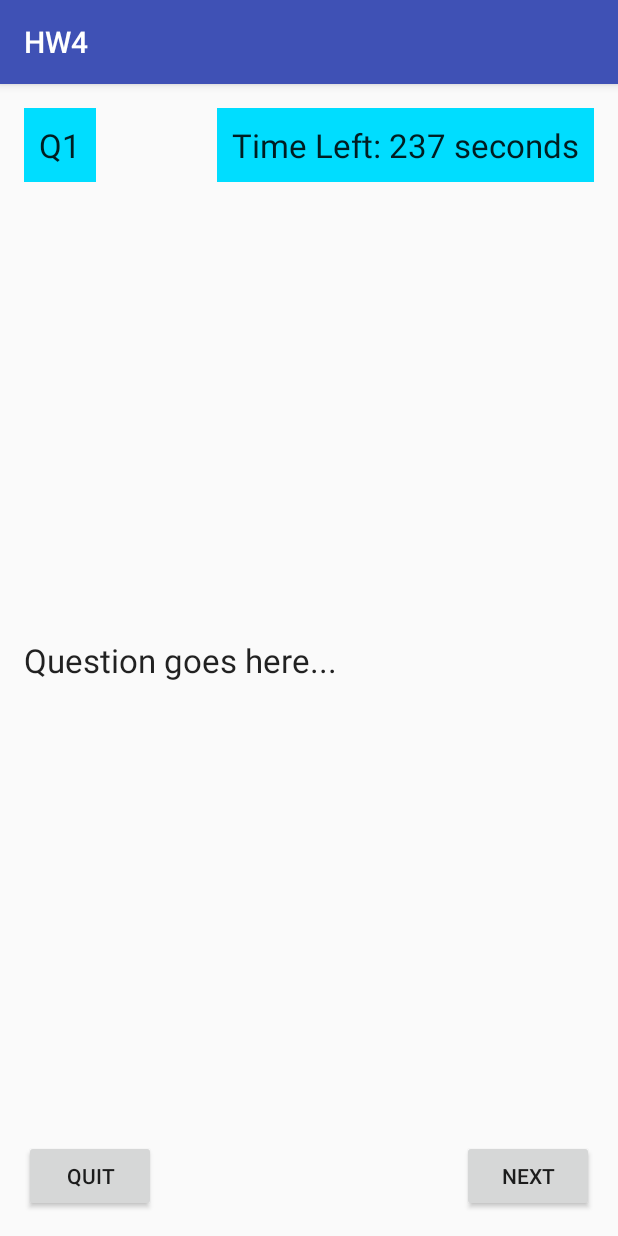
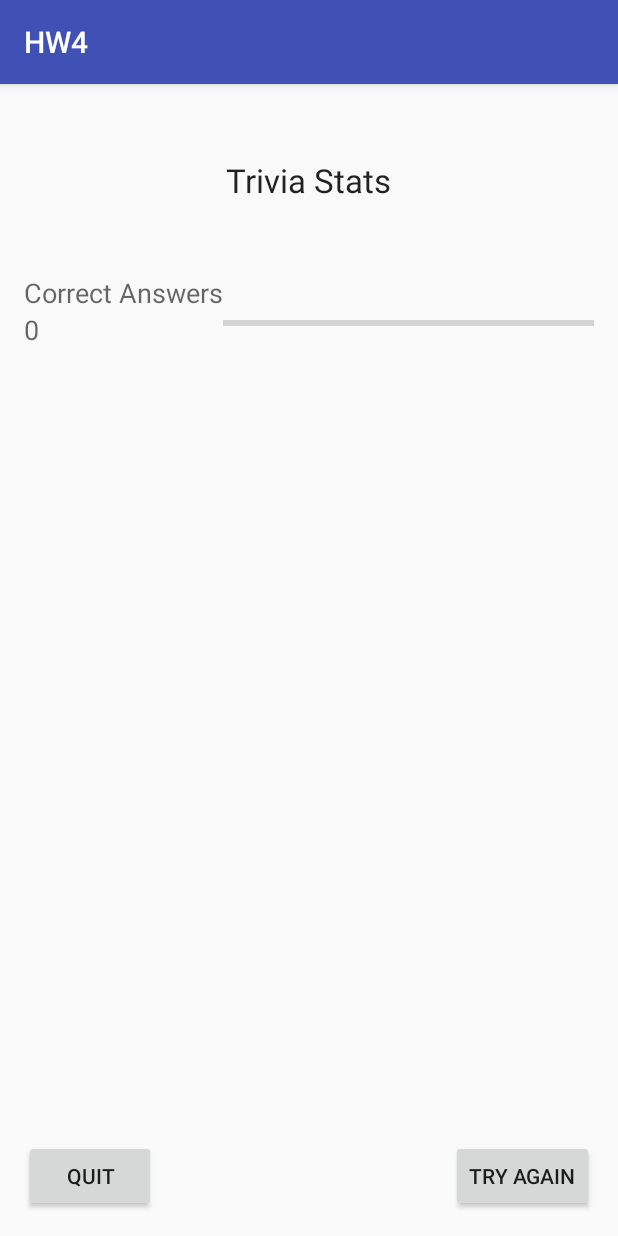
Before and after one commit to shanbutler/ITCS4180HW, an Android app: the TriviaActivity screen opened directly, with no data from a screen before it, after a tap on "NEXT", on a phone screen of 412 x 824 dp. Run offline under Robolectric (Android 15) with nearby library versions, the phone set to English and light mode, and no system bars; 4 statements that could not run were skipped.

Commit message:
Stats screen crashes, does't show debug logs on why it crashed

```diff
--- a/HW4/app/src/main/AndroidManifest.xml
+++ b/HW4/app/src/main/AndroidManifest.xml
@@ -17,7 +17,8 @@
                 <category android:name="android.intent.category.LAUNCHER" />
             </intent-filter>
         </activity>
-        <activity android:name=".TriviaActivity"></activity>
+        <activity android:name=".TriviaActivity" />
+        <activity android:name=".Stats"></activity>
     </application>
 
 </manifest>
--- a/HW4/app/src/main/java/com/example/shan/hw4/AsyncJSONGet.java
+++ b/HW4/app/src/main/java/com/example/shan/hw4/AsyncJSONGet.java
@@ -68,7 +68,11 @@ public class AsyncJSONGet extends AsyncTask<String, Void, ArrayList<Question>> {
 
                     int id = questionJSON.getInt("id");
                     String text = questionJSON.getString("text");
-                    String imageUrl = questionJSON.getString("image");
+
+                    String imageUrl = null;
+
+                    if (questionJSON.has("image"))
+                        imageUrl = questionJSON.getString("image");
 
                     JSONObject choicesJSON = questionJSON.getJSONObject("choices");
                     int answer = choicesJSON.getInt("answer");
--- a/HW4/app/src/main/java/com/example/shan/hw4/Stats.java
+++ b/HW4/app/src/main/java/com/example/shan/hw4/Stats.java
@@ -1,13 +1,62 @@
 package com.example.shan.hw4;
 
+import android.content.Intent;
 import android.support.v7.app.AppCompatActivity;
 import android.os.Bundle;
+import android.util.Log;
+import android.view.View;
+import android.widget.Button;
+import android.widget.ProgressBar;
+import android.widget.TextView;
+
+import org.w3c.dom.Text;
+
+import java.util.ArrayList;
 
 public class Stats extends AppCompatActivity {
+
+    int numCorrect;
+    int totalQuestions;
+    TextView numCorrectText;
+    ProgressBar numCorrectProgress;
+    Button exitButton;
+    Button tryAgainButton;
 
     @Override
     protected void onCreate(Bundle savedInstanceState) {
         super.onCreate(savedInstanceState);
         setContentView(R.layout.activity_stats);
+
+        numCorrectText = (TextView) findViewById(R.id.countdownTextView);
+        numCorrectProgress = (ProgressBar) findViewById(R.id.correctAnswersProg);
+        exitButton = (Button) findViewById(R.id.quitButtonStats);
+        tryAgainButton = (Button) findViewById(R.id.tryAgainButton);
+
+        Bundle extras = getIntent().getExtras();
+
+        if(getIntent().getExtras() != null) {
+            if(extras.containsKey(MainActivity.QUESTIONS_KEY)){
+                numCorrect = (int) extras.getSerializable(TriviaActivity.NUMBER_CORRECT);
+                totalQuestions = (int) extras.getSerializable(TriviaActivity.TOTAL_QUESTIONS);
+
+                Log.d("debug", "numCorrect=" + numCorrect + "\ntotalQuestions=" + totalQuestions);
+            } else {
+                Log.d("demo", "nothing passed");
+            }
+        }
+
+        // from MainActivity, exit to home screen on Exit Button press
+        exitButton.setOnClickListener(new View.OnClickListener() {
+            @Override
+            public void onClick(View v) {
+                Intent intent = new Intent(Intent.ACTION_MAIN);
+                intent.addCategory(Intent.CATEGORY_HOME);
+                intent.setFlags(Intent.FLAG_ACTIVITY_NEW_TASK);
+                startActivity(intent);
+            }
+        });
+
+        //numCorrectText.setText(numCorrect + "");
+        //numCorrectProgress.setProgress((totalQuestions / numCorrect));
     }
 }
--- a/HW4/app/src/main/java/com/example/shan/hw4/TriviaActivity.java
+++ b/HW4/app/src/main/java/com/example/shan/hw4/TriviaActivity.java
@@ -20,14 +20,19 @@ public class TriviaActivity extends AppCompatActivity {
 
     ArrayList<Question> questionsList;
     TextView countdownTextView;
+    TextView questionTextView;
+    TextView questionNumView;
     RadioGroup radioGroup;
     ImageView imageView;
-    Button nextbutton;
+    Button nextButton;
+    Button exitButton;
 
-    int numCorrect;
+    int numCorrect = 0;
+    int answer;
     int questionIndex = 0;
 
     final static String QUESTIONS_KEY = "questionsList";
+    final static String TOTAL_QUESTIONS = "totalQuestions";
     final static String NUMBER_CORRECT = "numberCorrect";
 
     @Override
@@ -38,15 +43,17 @@ public class TriviaActivity extends AppCompatActivity {
         countdownTextView = (TextView) findViewById(R.id.countdownTextView);
         radioGroup = (RadioGroup) findViewById(R.id.radioGroup);
         imageView = (ImageView) findViewById(R.id.questionImageView);
-        nextbutton = (Button) findViewById(R.id.nextButton);
+        nextButton = (Button) findViewById(R.id.nextButton);
+        questionTextView = (TextView) findViewById(R.id.questionTextView);
+        questionNumView = (TextView) findViewById(R.id.questionNumTextView);
+        exitButton = (Button) findViewById(R.id.quitButton);
 
-        int numCorrect = 0;
         Bundle extras = getIntent().getExtras();
 
         if(getIntent().getExtras() != null) {
             if(extras.containsKey(MainActivity.QUESTIONS_KEY)){
                 questionsList = (ArrayList<Question>) extras.getSerializable(MainActivity.QUESTIONS_KEY);
-            } else{
+            } else {
                 Log.d("demo", "nothing passed");
             }
         }
@@ -58,24 +65,46 @@ public class TriviaActivity extends AppCompatActivity {
             }
 
             public void onFinish() {
-                /*countdownTextView.setText("Time Has Expired!");
+                countdownTextView.setText("Time Has Expired!");
                 Intent triviaIntent = new Intent(TriviaActivity.this, Stats.class);
-                triviaIntent.putExtra(QUESTIONS_KEY, questionsList);
+                triviaIntent.putExtra(TOTAL_QUESTIONS, questionsList.size());
                 triviaIntent.putExtra(NUMBER_CORRECT, numCorrect);
-                startActivity(triviaIntent);*/
+                startActivity(triviaIntent);
                 finish();
             }
         };
+
+        questionIndex = questionsList.size() - 2;
 
         displayQuestion(questionsList.get(questionIndex));
 
         timer.start();
 
-        nextbutton.setOnClickListener(new View.OnClickListener() {
+        nextButton.setOnClickListener(new View.OnClickListener() {
             @Override
             public void onClick(View v) {
-                if (questionIndex < questionsList.size() - 1)
+                if (questionIndex < questionsList.size() - 1) {
+                    if (radioGroup.getCheckedRadioButtonId() == answer) {
+                        numCorrect++;
+                    }
                     displayQuestion(questionsList.get(++questionIndex));
+                } else {
+                    Intent triviaIntent = new Intent(TriviaActivity.this, Stats.class);
+                    triviaIntent.putExtra(TOTAL_QUESTIONS, questionsList.size());
+                    triviaIntent.putExtra(NUMBER_CORRECT, numCorrect);
+                    startActivity(triviaIntent);
+                }
+            }
+        });
+
+        // from MainActivity, exit to home screen on Exit Button press
+        exitButton.setOnClickListener(new View.OnClickListener() {
+            @Override
+            public void onClick(View v) {
+                Intent intent = new Intent(Intent.ACTION_MAIN);
+                intent.addCategory(Intent.CATEGORY_HOME);
+                intent.setFlags(Intent.FLAG_ACTIVITY_NEW_TASK);
+                startActivity(intent);
             }
         });
     }
@@ -87,19 +116,20 @@ public class TriviaActivity extends AppCompatActivity {
             imageView.setImageBitmap(null);
         }
 
-        Log.d("debug", "question=" + question.toString());
+        questionNumView.setText("Q" + question.getId());
 
-        if (question.getChoices() != null) {
-            Log.d("debug", "Hurrah! " + question.getId());
-        } else {
-            Log.d("debug", ":(");
+        questionTextView.setText(question.getText());
+
+        radioGroup.removeAllViews();
+
+        for (int i = 0; i < question.getChoices().size(); i++) {
+            RadioButton r = new RadioButton(this);
+            r.setText(question.getChoices().get(i));
+            r.setId(i + 1);
+
+            radioGroup.addView(r);
         }
 
-        /*for (int i = 0; i < question.getChoices().size(); i++) {
-            RadioButton r = new RadioButton(this);
-            String choice = question.getChoices().get(i);
-
-            radioGroup.addView(r, i);
-        }*/
+        answer = question.getAnswer();
     }
 }
--- a/HW4/app/src/main/res/layout/activity_stats.xml
+++ b/HW4/app/src/main/res/layout/activity_stats.xml
@@ -1,13 +1,82 @@
 <?xml version="1.0" encoding="utf-8"?>
-<RelativeLayout
-    xmlns:android="http://schemas.android.com/apk/res/android"
+<RelativeLayout xmlns:android="http://schemas.android.com/apk/res/android"
     xmlns:tools="http://schemas.android.com/tools"
     android:layout_width="match_parent"
     android:layout_height="match_parent"
+    android:paddingBottom="@dimen/activity_vertical_margin"
     android:paddingLeft="@dimen/activity_horizontal_margin"
     android:paddingRight="@dimen/activity_horizontal_margin"
     android:paddingTop="@dimen/activity_vertical_margin"
-    android:paddingBottom="@dimen/activity_vertical_margin"
     tools:context="com.example.shan.hw4.Stats">
 
+    <TextView
+        android:layout_width="wrap_content"
+        android:layout_height="wrap_content"
+        android:textAppearance="?android:attr/textAppearanceLarge"
+        android:text="@string/triviaStatsTitle"
+        android:id="@+id/textView2"
+        android:layout_alignParentTop="true"
+        android:layout_centerHorizontal="true"
+        android:layout_marginTop="33dp" />
+
+    <TextView
+        android:layout_width="wrap_content"
+        android:layout_height="wrap_content"
+        android:textAppearance="?android:attr/textAppearanceMedium"
+        android:text="@string/correctAnswers"
+        android:id="@+id/textView3"
+        android:layout_marginTop="48dp"
+        android:layout_below="@+id/textView2"
+        android:layout_alignParentLeft="true"
+        android:layout_alignParentStart="true" />
+
+    <TextView
+        android:layout_width="wrap_content"
+        android:layout_height="wrap_content"
+        android:textAppearance="?android:attr/textAppearanceMedium"
+        android:text="@string/correctAnswersPercent"
+        android:id="@+id/correctAnswersPercent"
+        android:layout_below="@+id/textView3"
+        android:layout_alignParentLeft="true"
+        android:layout_alignParentStart="true" />
+
+    <ProgressBar
+        style="?android:attr/progressBarStyleHorizontal"
+        android:layout_width="fill_parent"
+        android:layout_height="wrap_content"
+        android:id="@+id/correctAnswersProg"
+        android:layout_alignTop="@+id/correctAnswersPercent"
+        android:layout_toEndOf="@+id/textView3"
+        android:max="100"
+        android:progress="0"
+        android:indeterminate="false" />
+
+    <TextView
+        android:layout_width="wrap_content"
+        android:layout_height="wrap_content"
+        android:textAppearance="?android:attr/textAppearanceMedium"
+        android:text="@string/answersResposne"
+        android:id="@+id/textView4"
+        android:layout_centerVertical="true"
+        android:layout_alignRight="@+id/textView2"
+        android:layout_alignEnd="@+id/textView2" />
+
+    <Button
+        android:layout_width="wrap_content"
+        android:layout_height="wrap_content"
+        android:text="@string/tryAgainButton"
+        android:id="@+id/tryAgainButton"
+        android:layout_alignParentBottom="true"
+        android:layout_alignParentRight="true"
+        android:layout_alignParentEnd="true" />
+
+    <Button
+        android:layout_width="wrap_content"
+        android:layout_height="wrap_content"
+        android:text="@string/quitTxt"
+        android:id="@+id/quitButtonStats"
+        android:layout_alignParentBottom="true"
+        android:layout_alignParentLeft="true"
+        android:layout_alignParentStart="true" />
+
 </RelativeLayout>
--- a/HW4/app/src/main/res/layout/activity_trivia.xml
+++ b/HW4/app/src/main/res/layout/activity_trivia.xml
@@ -35,12 +35,12 @@
 
     <ImageView
         android:layout_width="match_parent"
-        android:layout_height="match_parent"
+        android:layout_height="200dp"
         android:id="@+id/questionImageView"
         android:layout_below="@+id/questionNumTextView"
+        android:scaleType="fitXY"
         android:layout_centerHorizontal="true"
-        android:layout_marginBottom="250dp"
-        />
+        android:paddingBottom="50dp" />
 
     <TextView
         android:layout_width="wrap_content"
@@ -48,17 +48,18 @@
         android:textAppearance="?android:attr/textAppearanceLarge"
         android:text="Question goes here..."
         android:id="@+id/questionTextView"
-        android:layout_centerVertical="true"
+        android:layout_alignBottom="@+id/questionImageView"
         android:layout_alignParentLeft="true"
-        android:layout_alignParentStart="true" />
+        android:layout_alignParentStart="true"
+        android:layout_marginTop="100dp" />
 
     <RadioGroup
-        android:layout_width="match_parent"
+        android:layout_width="fill_parent"
         android:layout_height="wrap_content"
+        android:id="@+id/radioGroup"
         android:layout_below="@+id/questionTextView"
-        android:layout_alignParentLeft="true"
-        android:layout_alignParentStart="true"
-        android:id="@+id/radioGroup">
+        android:layout_alignRight="@+id/countdownTextView"
+        android:layout_alignEnd="@+id/countdownTextView">
 
 
     </RadioGroup>
--- a/HW4/app/src/main/res/values-v21/styles.xml
+++ b/HW4/app/src/main/res/values-v21/styles.xml
@@ -1,4 +1,5 @@
 <resources>
+
     <style name="AppTheme.NoActionBar">
         <item name="windowActionBar">false</item>
         <item name="windowNoTitle">true</item>
--- a/HW4/app/src/main/res/values/dimens.xml
+++ b/HW4/app/src/main/res/values/dimens.xml
@@ -2,4 +2,5 @@
     <!-- Default screen margins, per the Android Design guidelines. -->
     <dimen name="activity_horizontal_margin">16dp</dimen>
     <dimen name="activity_vertical_margin">16dp</dimen>
+    <dimen name="fab_margin">16dp</dimen>
 </resources>
--- a/HW4/app/src/main/res/values/strings.xml
+++ b/HW4/app/src/main/res/values/strings.xml
@@ -9,4 +9,10 @@
     <string name="countdownTxt1">Time Left: 120 seconds</string>
     <string name="quitTxt">Quit</string>
     <string name="nextTxt">Next</string>
+    <string name="title_activity_stats">Stats</string>
+    <string name="triviaStatsTitle">Trivia Stats</string>
+    <string name="correctAnswers">Correct Answers</string>
+    <string name="answersResposne" />
+    <string name="tryAgainButton">Try Again</string>
+    <string name="correctAnswersPercent">0</string>
 </resources>
```
Also changed, not shown: HW4/app/src/main/res/values/styles.xml (+9 -0 lines). Lines whose indentation alone changed are shown as unchanged.
